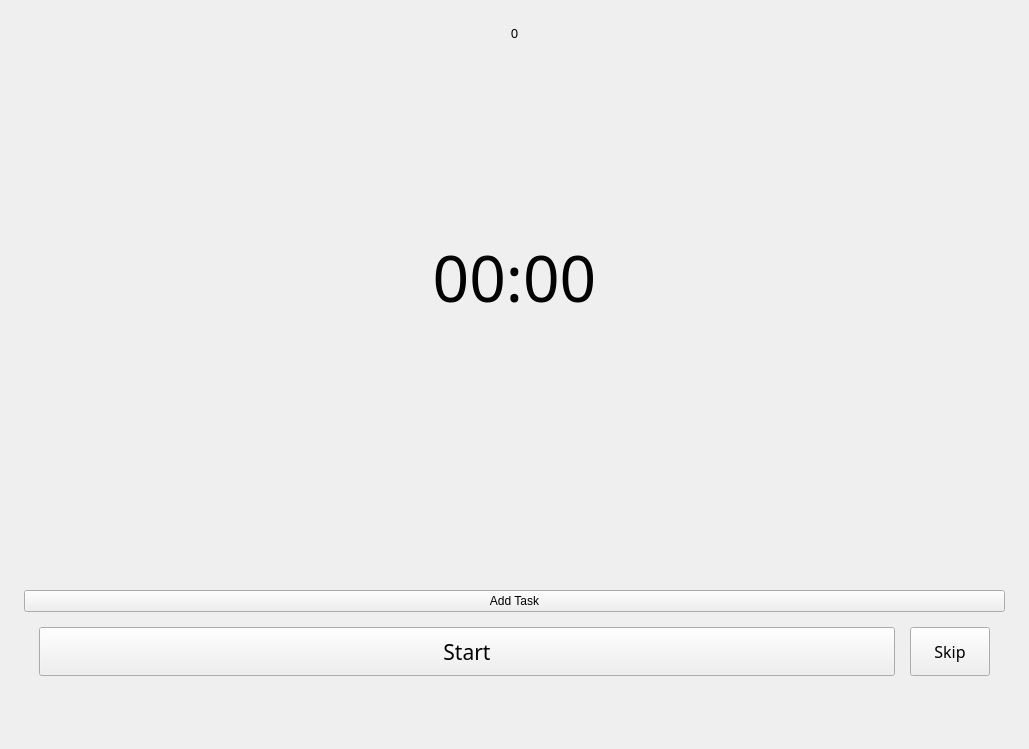
Qt form PomoPeak/pomopeak.ui (TheVipek/PomoPeak) before a commit.
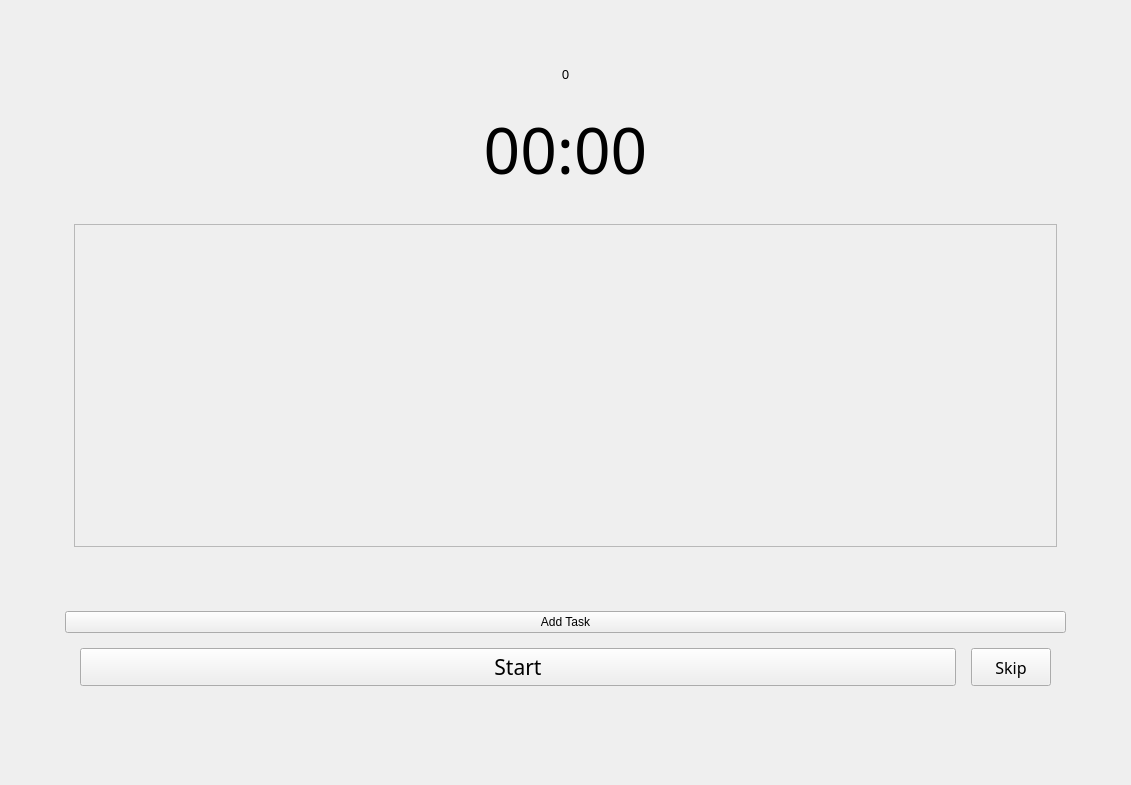
The same form after that commit.

What changed in the file:
```diff
--- a/PomoPeak/pomopeak.ui
+++ b/PomoPeak/pomopeak.ui
@@ -6,8 +6,8 @@
    <rect>
     <x>0</x>
     <y>0</y>
-    <width>1029</width>
-    <height>749</height>
+    <width>1131</width>
+    <height>785</height>
    </rect>
   </property>
   <property name="sizePolicy">
@@ -38,9 +38,21 @@
      <height>1080</height>
     </size>
    </property>
-   <layout class="QHBoxLayout" name="horizontalLayout">
+   <layout class="QVBoxLayout" name="verticalLayout">
+    <property name="leftMargin">
+     <number>50</number>
+    </property>
+    <property name="topMargin">
+     <number>50</number>
+    </property>
+    <property name="rightMargin">
+     <number>50</number>
+    </property>
+    <property name="bottomMargin">
+     <number>50</number>
+    </property>
     <item>
-     <layout class="QVBoxLayout" name="allElementsLayout" stretch="0,9,0,1,0,1,1">
+     <layout class="QVBoxLayout" name="allElementsLayout" stretch="0,3,10,0,0,1,1">
       <property name="spacing">
        <number>15</number>
       </property>
@@ -111,23 +123,56 @@
        </widget>
       </item>
       <item>
-       <layout class="QVBoxLayout" name="TasksLayout">
-        <property name="spacing">
-         <number>15</number>
-        </property>
-        <property name="leftMargin">
-         <number>15</number>
-        </property>
-        <property name="topMargin">
-         <number>15</number>
-        </property>
-        <property name="rightMargin">
-         <number>15</number>
-        </property>
-        <property name="bottomMargin">
-         <number>15</number>
-        </property>
-       </layout>
+       <widget class="QWidget" name="tasksLayout" native="true">
+        <layout class="QGridLayout" name="gridLayout_2">
+         <item row="0" column="0">
+          <widget class="QScrollArea" name="taskScollArea">
+           <property name="sizePolicy">
+            <sizepolicy hsizetype="Preferred" vsizetype="Preferred">
+             <horstretch>0</horstretch>
+             <verstretch>0</verstretch>
+            </sizepolicy>
+           </property>
+           <property name="minimumSize">
+            <size>
+             <width>0</width>
+             <height>0</height>
+            </size>
+           </property>
+           <property name="sizeAdjustPolicy">
+            <enum>QAbstractScrollArea::AdjustToContents</enum>
+           </property>
+           <property name="widgetResizable">
+            <bool>true</bool>
+           </property>
+           <property name="alignment">
+            <set>Qt::AlignCenter</set>
+           </property>
+           <widget class="QWidget" name="tasksContent">
+            <property name="geometry">
+             <rect>
+              <x>0</x>
+              <y>0</y>
+              <width>981</width>
+              <height>305</height>
+             </rect>
+            </property>
+            <property name="sizePolicy">
+             <sizepolicy hsizetype="Preferred" vsizetype="Preferred">
+              <horstretch>0</horstretch>
+              <verstretch>0</verstretch>
+             </sizepolicy>
+            </property>
+            <layout class="QGridLayout" name="gridLayout_3">
+             <item row="0" column="0">
+              <layout class="QVBoxLayout" name="tasksContentV2"/>
+             </item>
+            </layout>
+           </widget>
+          </widget>
+         </item>
+        </layout>
+       </widget>
       </item>
       <item>
        <spacer name="SpaceBetween">
```
